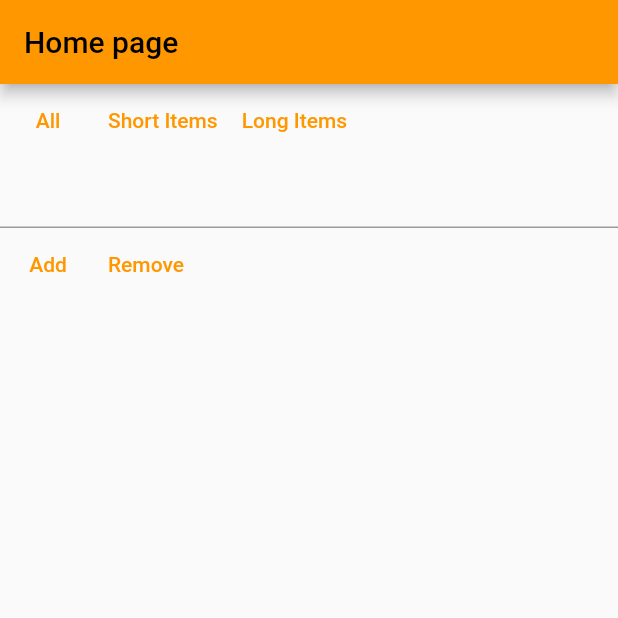
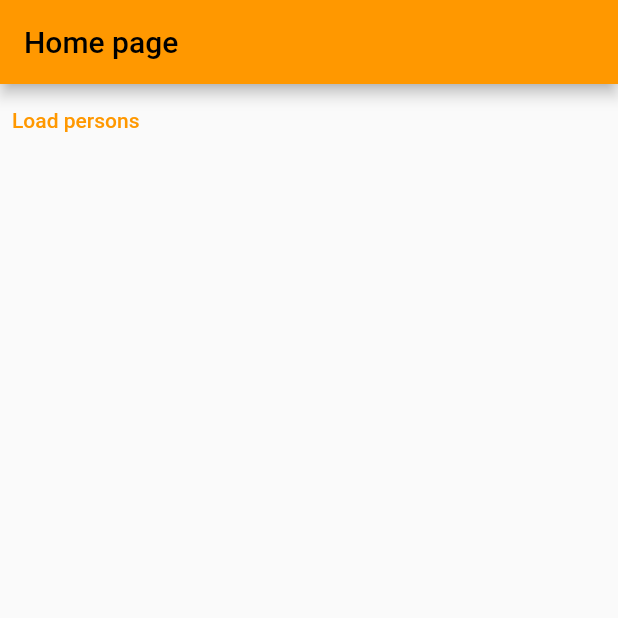
Before and after one commit to CodrinCos/Flutter-state-management-yt, a Flutter app: the screen it shows after launch, on a phone screen of 412 x 824 dp, the top half of it. Run offline on Flutter 3.47's test engine with Material 2 defaults, Android fonts, the phone set to English and light mode, and no system bars; our stand-ins replace flutter_redux, redux.

Commit message:
application2

```diff
--- a/reduxexample_course/lib/main.dart
+++ b/reduxexample_course/lib/main.dart
@@ -1,7 +1,9 @@
+import 'dart:convert';
+import 'dart:io';
+
 import 'package:flutter/material.dart';
 import 'package:flutter_redux/flutter_redux.dart';
 import 'package:redux/redux.dart';
-import 'package:flutter_hooks/flutter_hooks.dart' as hooks;
 
 void main() {
   runApp(
@@ -15,35 +17,33 @@
   );
 }
 
-enum ItemFilter { all, longTexts, shortTexts }
+const apiUrl = "http://127.0.0.1:5500/api/people.json";
 
 @immutable
-class State {
-  final Iterable<String> items;
-  final ItemFilter filter;
+class Person {
+  final String name;
+  final int age;
 
-  const State({
-    required this.items,
-    required this.filter,
+  const Person({
+    required this.name,
+    required this.age,
   });
 
-  Iterable<String> get filteredItems {
-    switch (filter) {
-      case ItemFilter.all:
-        return items;
-      case ItemFilter.longTexts:
-        return items.where((element) => element.length >= 10);
-      case ItemFilter.shortTexts:
-        return items.where((element) => element.length <= 3);
-    }
-  }
+  Person.fromJson(Map<String, dynamic> json)
+      : name = json['name'] as String,
+        age = json['age'] as int;
+
+  @override
+  String toString() => 'Peron ($name, $age years old)';
 }
 
-@immutable
-class ChangeFilterTypeAction extends Action {
-  final ItemFilter filter;
-  const ChangeFilterTypeAction(this.filter);
-}
+//Good thing to be used instead of http package
+Future<Iterable<Person>> getPersons() => HttpClient()
+    .getUrl(Uri.parse(apiUrl))
+    .then((req) => req.close())
+    .then((resp) => resp.transform(utf8.decoder).join())
+    .then((str) => json.decode(str) as List<dynamic>)
+    .then((list) => list.map((e) => Person.fromJson(e)));
 
 @immutable
 abstract class Action {
@@ -51,74 +51,91 @@
 }
 
 @immutable
-abstract class ItemAction extends Action {
-  final String item;
-
-  const ItemAction(this.item);
+class LoadPeopleAction extends Action {
+  const LoadPeopleAction();
 }
 
 @immutable
-class AddItemAction extends ItemAction {
-  const AddItemAction(String item) : super(item);
+class SuccesfullyFetchedPeopleAction extends Action {
+  final Iterable<Person> person;
+
+  const SuccesfullyFetchedPeopleAction({required this.person});
 }
 
 @immutable
-class RemoveItemAction extends ItemAction {
-  const RemoveItemAction(String item) : super(item);
+class FaileToFetchPeopleAction extends Action {
+  final Object error;
+
+  const FaileToFetchPeopleAction({required this.error});
 }
 
-//useful extension for iterables rather than working with lists
-extension AddRemoveItems<T> on Iterable<T> {
-  Iterable<T> operator +(T other) => followedBy([other]);
-  Iterable<T> operator -(T other) => where((element) => element != other);
+@immutable
+class State {
+  final bool isLoading;
+  final Iterable<Person>? fetchedPersons;
+  final Object? error;
+
+  const State({
+    required this.isLoading,
+    this.fetchedPersons,
+    this.error,
+  });
+
+  const State.empty()
+      : isLoading = false,
+        fetchedPersons = null,
+        error = null;
 }
 
-Iterable<String> addItemReducer(
-        Iterable<String> previousItems, AddItemAction action) =>
-    previousItems + action.item;
-
-Iterable<String> removeItemReducer(
-        Iterable<String> previousItems, RemoveItemAction action) =>
-    previousItems - action.item;
-
-Reducer<Iterable<String>> itemsReducer = combineReducers<Iterable<String>>(
-  [
-    TypedReducer<Iterable<String>, AddItemAction>(addItemReducer),
-    TypedReducer<Iterable<String>, RemoveItemAction>(removeItemReducer),
-  ],
+State reducer(State oldState, action) {
+  if (action is LoadPeopleAction) {
+    return const State(
+      isLoading: true,
+      fetchedPersons: null,
+      error: null,
     );
-
-ItemFilter itemFilterReducer(
-  State oldState,
-  Action action,
-) {
-  if (action is ChangeFilterTypeAction) {
-    return action.filter;
-  } else {
-    return oldState.filter;
-  }
+  } else if (action is SuccesfullyFetchedPeopleAction) {
+    return State(
+      isLoading: false,
+      fetchedPersons: action.person,
+      error: null,
+    );
+  } else if (action is FaileToFetchPeopleAction) {
+    return State(
+      isLoading: false,
+      fetchedPersons: oldState.fetchedPersons,
+      error: action.error,
+    );
   }
 
-State appStateReducer(State oldState, action) => State(
-      items: itemsReducer(oldState.items, action),
-      filter: itemFilterReducer(oldState, action),
+  return oldState;
+}
+
+void loadPeopleMiddleware(
+  Store<State> store,
+  action,
+  NextDispatcher next,
+) {
+  if (action is LoadPeopleAction) {
+    getPersons().then((persons) {
+      store.dispatch(SuccesfullyFetchedPeopleAction(person: persons));
+    }).catchError(
+      (e) => store.dispatch(FaileToFetchPeopleAction(error: e)),
     );
+  }
+  next(action);
+}
 
-class HomePage extends hooks.HookWidget {
+class HomePage extends StatelessWidget {
   const HomePage({Key? key}) : super(key: key);
 
   @override
   Widget build(BuildContext context) {
     final store = Store(
-      appStateReducer,
-      initialState: const State(
-        items: [],
-        filter: ItemFilter.all,
-      ),
+      reducer,
+      initialState: const State.empty(),
+      middleware: [loadPeopleMiddleware],
     );
-
-    final textController = hooks.useTextEditingController();
-
     return Scaffold(
       appBar: AppBar(
         title: const Text('Home page'),
@@ -127,77 +144,42 @@
         store: store,
         child: Column(
           children: [
-            Row(
-              children: [
             TextButton(
               onPressed: () {
-                    store.dispatch(
-                      const ChangeFilterTypeAction(ItemFilter.all),
-                    );
+                store.dispatch(const LoadPeopleAction());
               },
-                  child: const Text("All"),
+              child: const Text("Load persons"),
             ),
-                TextButton(
-                  onPressed: () {
-                    store.dispatch(
-                      const ChangeFilterTypeAction(ItemFilter.shortTexts),
-                    );
+            StoreConnector<State, bool>(
+              builder: (context, isLoading) {
+                if (isLoading) {
+                  return const CircularProgressIndicator();
+                } else {
+                  return const SizedBox();
+                }
               },
-                  child: const Text("Short Items"),
+              converter: (store) => store.state.isLoading,
             ),
-                TextButton(
-                  onPressed: () {
-                    store.dispatch(
-                      const ChangeFilterTypeAction(ItemFilter.longTexts),
-                    );
-                  },
-                  child: const Text("Long Items"),
-                ),
-              ],
-            ),
-            TextField(
-              controller: textController,
-            ),
-            Row(
-              children: [
-                TextButton(
-                  onPressed: () {
-                    final text = textController.text;
-                    store.dispatch(
-                      AddItemAction(text),
-                    );
-                    textController.clear();
-                  },
-                  child: const Text("Add"),
-                ),
-                TextButton(
-                  onPressed: () {
-                    final text = textController.text;
-                    store.dispatch(
-                      RemoveItemAction(text),
-                    );
-                    textController.clear();
-                  },
-                  child: const Text("Remove"),
-                ),
-              ],
-            ),
-            StoreConnector<State, Iterable<String>>(
-              builder: (context, items) {
+            StoreConnector<State, Iterable<Person>?>(
+              builder: (context, people) {
+                if (people == null) {
+                  return const SizedBox();
+                } else {
                   return Expanded(
                     child: ListView.builder(
                       itemBuilder: (context, index) {
-                      final item = items.elementAt(index);
+                        final person = people.elementAt(index);
                         return ListTile(
-                        title: Text(item),
+                          title: Text(person.toString()),
                         );
                       },
-                    itemCount: items.length,
+                      itemCount: people.length,
                     ),
                   );
+                }
               },
-              converter: (store) => store.state.filteredItems,
-            ),
+              converter: (store) => store.state.fetchedPersons,
+            )
           ],
         ),
       ),
--- a/reduxexample_course/pubspec.yaml
+++ b/reduxexample_course/pubspec.yaml
@@ -38,7 +38,6 @@
   cupertino_icons: ^1.0.2
   redux: ^5.0.0
   flutter_redux: ^0.10.0
-  flutter_hooks: ^0.18.5+1
 
 dev_dependencies:
   flutter_test:
```
Also changed, not shown: reduxexample_course/api/people.json (added, +10 -0 lines). Lines whose indentation alone changed are shown as unchanged.
